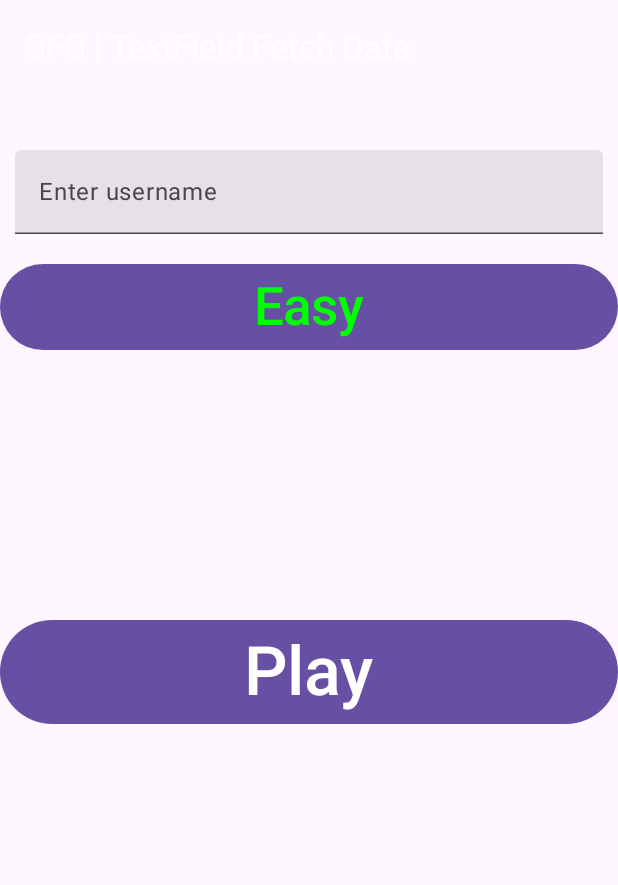
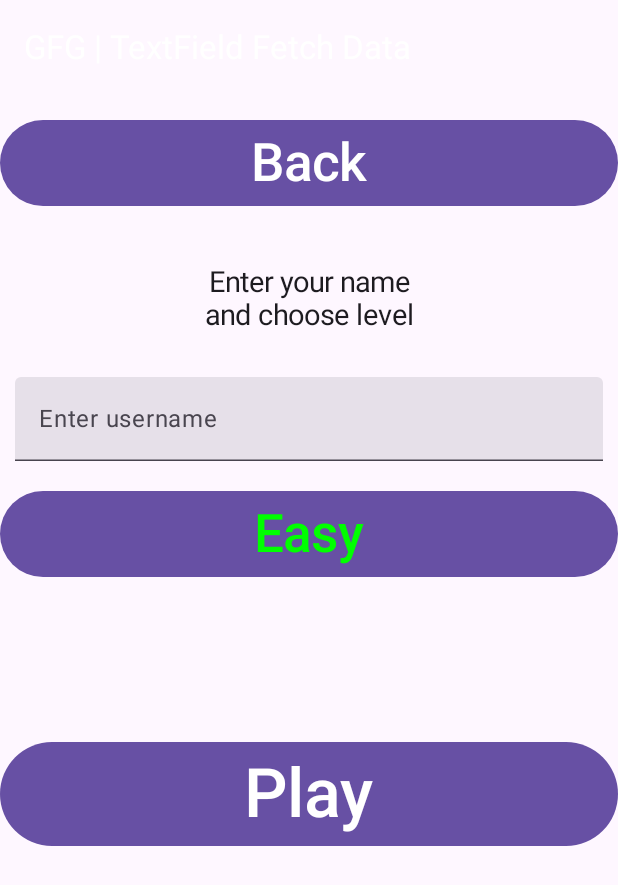
Before and after one commit to rustam432184798213651/TicTacToe, an Android app built with Jetpack Compose: the screen it shows after launch (EnterUsername), after a tap on "TicTacToe", on a phone screen of 412 x 824 dp. Shown: the top 885 px of the screen. Run offline under Robolectric (Android 15) with nearby library versions, the phone set to English and light mode, and no system bars.

```diff
--- a/app/src/main/java/com/example/tictactoe/EnterUsername.kt
+++ b/app/src/main/java/com/example/tictactoe/EnterUsername.kt
@@ -71,13 +71,24 @@ fun MyContent(){
         Modifier
             .fillMaxHeight(1f)
             .fillMaxWidth(), horizontalAlignment = Alignment.CenterHorizontally) {
+        Button(
+            onClick = {
+                var i = Intent(context, MainActivity::class.java)
+                context.startActivity(i)
+            },
+            modifier=Modifier.fillMaxWidth().padding(top= 80.dp)
+        ) {
+            Text("Back", fontSize=35.sp, color = Color.White)
+        }
+        Text("Enter your name", fontSize=19.sp, modifier=Modifier.padding(top=40.dp))
+        Text("and choose level", fontSize=19.sp)
         TextField(
             value = mText,
             onValueChange = { mText = it },
             label = { Text("Enter username") },
             modifier = Modifier
                 .fillMaxWidth()
-                .absolutePadding(10.dp, 100.dp, 10.dp, 0.dp)
+                .absolutePadding(10.dp, 30.dp, 10.dp, 0.dp)
         )
 
 
@@ -106,7 +117,7 @@ fun MyContent(){
             context.startActivity(i)
         },
             colors = ButtonDefaults.buttonColors(), modifier = Modifier
-                .padding(top=180.dp, bottom=0.dp)
+                .padding(top=110.dp, bottom=0.dp)
                 .fillMaxWidth()) {
             Text(text = "Play", color = Color.White, fontSize = 45.sp)
         }
--- a/app/src/main/java/com/example/tictactoe/MainActivity.kt
+++ b/app/src/main/java/com/example/tictactoe/MainActivity.kt
@@ -85,7 +85,7 @@ fun MyContent2() {
                 fontWeight = FontWeight.Bold,
                 modifier = Modifier.padding(0.dp)
             )
-            Button(modifier = Modifier.fillMaxWidth().padding(top=400.dp), onClick = {
+            Button(modifier = Modifier.fillMaxWidth().padding(top=300.dp), onClick = {
                 val intent = Intent(context, EnterUsername::class.java)
                 context.startActivity(intent)
 
```
Also changed, not shown: app/src/main/java/com/example/tictactoe/Records.kt (+25 -11 lines), app/src/main/java/com/example/tictactoe/TicTacToe.kt (+18 -1 lines).
